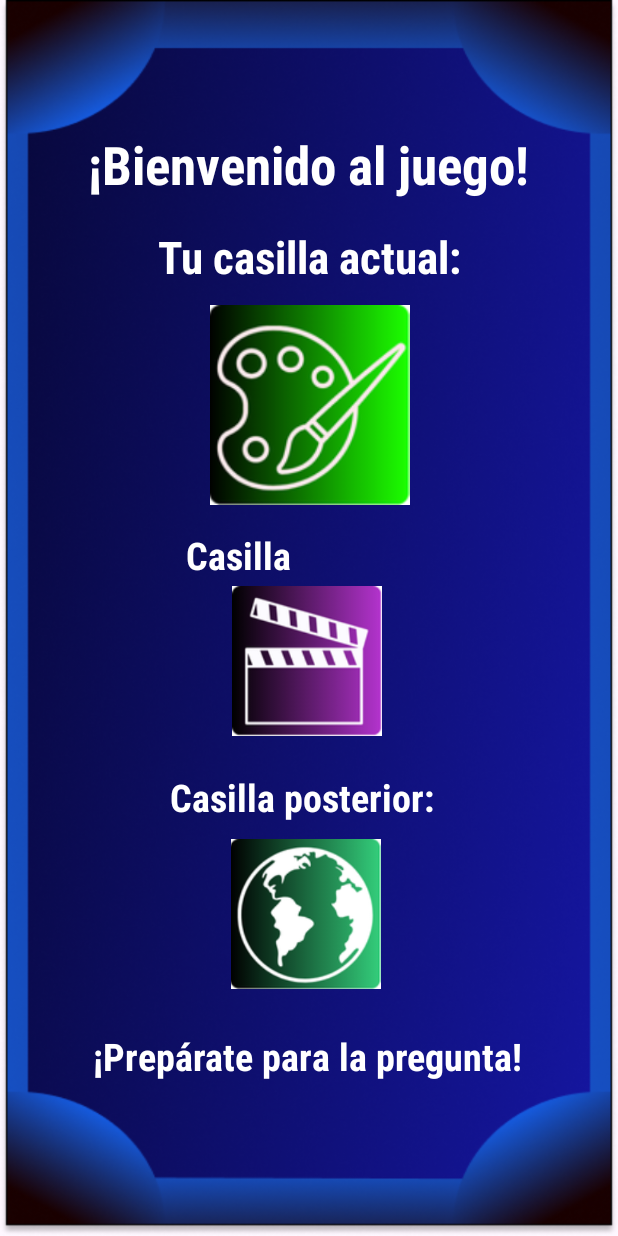
After one commit to mgs0077/QuizUpProject, an Android app: the layout juego_principal.xml on its own in the app's theme, with its tools: preview values and no code run, on a phone screen of 412 x 824 dp. The commit adds this screen. Run offline under Robolectric (Android 15) with nearby library versions, the phone set to English and light mode, and no system bars.

Commit message:
pantallas del juego

```diff
--- /dev/null
+++ b/app/src/main/res/layout/juego_principal.xml
@@ -0,0 +1,127 @@
+<?xml version="1.0" encoding="utf-8"?>
+<androidx.constraintlayout.widget.ConstraintLayout xmlns:android="http://schemas.android.com/apk/res/android"
+    xmlns:app="http://schemas.android.com/apk/res-auto"
+    xmlns:tools="http://schemas.android.com/tools"
+    android:layout_width="match_parent"
+    android:layout_height="match_parent"
+    android:background="@drawable/fondo_juegop">
+
+    <TextView
+        android:id="@+id/tv_bienvenido"
+        android:layout_width="wrap_content"
+        android:layout_height="wrap_content"
+        android:fontFamily="sans-serif-condensed"
+        android:text="@string/bienvenido_al_juego"
+        android:textColor="#FFFFFF"
+        android:textSize="35sp"
+        android:textStyle="bold"
+        app:layout_constraintBottom_toBottomOf="parent"
+        app:layout_constraintEnd_toEndOf="parent"
+        app:layout_constraintHorizontal_bias="0.495"
+        app:layout_constraintStart_toStartOf="parent"
+        app:layout_constraintTop_toTopOf="parent"
+        app:layout_constraintVertical_bias="0.111" />
+
+    <TextView
+        android:id="@+id/tv_casilla_actual"
+        android:layout_width="wrap_content"
+        android:layout_height="wrap_content"
+        android:fontFamily="sans-serif-condensed"
+        android:text="@string/tu_casilla_actual"
+        android:textColor="#FFFFFF"
+        android:textSize="30sp"
+        android:textStyle="bold"
+        app:layout_constraintBottom_toBottomOf="parent"
+        app:layout_constraintEnd_toEndOf="parent"
+        app:layout_constraintStart_toStartOf="parent"
+        app:layout_constraintTop_toTopOf="parent"
+        app:layout_constraintVertical_bias="0.192" />
+
+    <!-- Texto final -->
+
+    <ImageView
+        android:id="@+id/iv_casilla_actual"
+        android:layout_width="147dp"
+        android:layout_height="133dp"
+        android:contentDescription="@string/casilla_actual"
+        android:src="@drawable/casilla_arte"
+        app:layout_constraintBottom_toBottomOf="parent"
+        app:layout_constraintEnd_toEndOf="parent"
+        app:layout_constraintStart_toStartOf="parent"
+        app:layout_constraintTop_toTopOf="parent"
+        app:layout_constraintVertical_bias="0.294" />
+
+    <TextView
+        android:id="@+id/tv_casilla_anterior"
+        android:layout_width="163dp"
+        android:layout_height="32dp"
+        android:layout_marginStart="124dp"
+        android:fontFamily="sans-serif-condensed"
+        android:text="@string/casilla_anterior"
+        android:textColor="#FFFFFF"
+        android:textSize="25sp"
+        android:textStyle="bold"
+        app:layout_constraintBottom_toBottomOf="parent"
+        app:layout_constraintStart_toStartOf="parent"
+        app:layout_constraintTop_toTopOf="parent"
+        app:layout_constraintVertical_bias="0.445" />
+
+    <ImageView
+        android:id="@+id/iv_casilla_anterior"
+        android:layout_width="113dp"
+        android:layout_height="100dp"
+        android:contentDescription="@string/img_casilla_anterior"
+        android:src="@drawable/casilla_cine"
+        app:layout_constraintBottom_toBottomOf="parent"
+        app:layout_constraintEnd_toEndOf="parent"
+        app:layout_constraintHorizontal_bias="0.496"
+        app:layout_constraintStart_toStartOf="parent"
+        app:layout_constraintTop_toTopOf="parent"
+        app:layout_constraintVertical_bias="0.54" />
+
+    <TextView
+        android:id="@+id/tv_casilla_posterior"
+        android:layout_width="wrap_content"
+        android:layout_height="wrap_content"
+        android:fontFamily="sans-serif-condensed"
+        android:text="@string/casilla_posterior"
+        android:textColor="#FFFFFF"
+        android:textSize="25sp"
+        android:textStyle="bold"
+        app:layout_constraintBottom_toBottomOf="parent"
+        app:layout_constraintEnd_toEndOf="parent"
+        app:layout_constraintHorizontal_bias="0.481"
+        app:layout_constraintStart_toStartOf="parent"
+        app:layout_constraintTop_toTopOf="parent"
+        app:layout_constraintVertical_bias="0.651" />
+
+    <ImageView
+        android:id="@+id/iv_casilla_posterior"
+        android:layout_width="115dp"
+        android:layout_height="100dp"
+        android:contentDescription="@string/img_casilla_posterior"
+        android:src="@drawable/casilla_geografia"
+        app:layout_constraintBottom_toBottomOf="parent"
+        app:layout_constraintEnd_toEndOf="parent"
+        app:layout_constraintHorizontal_bias="0.493"
+        app:layout_constraintStart_toStartOf="parent"
+        app:layout_constraintTop_toTopOf="parent"
+        app:layout_constraintVertical_bias="0.773" />
+
+    <TextView
+        android:id="@+id/tv_preparacion"
+        android:layout_width="wrap_content"
+        android:layout_height="wrap_content"
+        android:fontFamily="sans-serif-condensed"
+        android:text="¡Prepárate para la pregunta!"
+        android:textColor="#FFFFFF"
+        android:textSize="25sp"
+        android:textStyle="bold"
+        app:layout_constraintBottom_toBottomOf="parent"
+        app:layout_constraintEnd_toEndOf="parent"
+        app:layout_constraintHorizontal_bias="0.496"
+        app:layout_constraintStart_toStartOf="parent"
+        app:layout_constraintTop_toTopOf="parent"
+        app:layout_constraintVertical_bias="0.87" />
+
+</androidx.constraintlayout.widget.ConstraintLayout>
--- a/app/src/main/res/values/strings.xml
+++ b/app/src/main/res/values/strings.xml
@@ -17,4 +17,16 @@
     <string name="esperando_a_que_inicie_el_juego">Esperando a que inicie el juego...</string>
     <string name="nombre_de_usuario">Nombre de usuario</string>
     <string name="introduce_tu_nombre_de_usuario">Introduce tu nombre de usuario</string>
+    <string name="bienvenido_al_juego">¡Bienvenido al juego!</string>
+    <string name="tu_casilla_actual">Tu casilla actual:</string>
+    <string name="casilla_actual">Casilla actual</string>
+    <string name="casilla_anterior">Casilla anterior:</string>
+    <string name="img_casilla_anterior">Casilla anterior</string>
+    <string name="casilla_posterior">Casilla posterior:</string>
+    <string name="img_casilla_posterior">Casilla posterior</string>
+    <string name="jugador1">Jugador1</string>
+    <string name="jugador2">Jugador2</string>
+    <string name="jugador3">Jugador3</string>
+    <string name="jugador4">Jugador4</string>
+    <string name="jugadores_en_la_sala">Jugadores en la sala:</string>
 </resources>
```
Also changed, not shown: app/src/main/res/layout/pregunta_angel.xml (added, +49 -0 lines), app/src/main/res/layout/sala_creador_turno.xml (added, +110 -0 lines), app/src/main/res/drawable/boton_iniciar.png (added), app/src/main/res/drawable/casilla_arte.png (added), app/src/main/res/drawable/casilla_cine.png (added), app/src/main/res/drawable/casilla_demonio_angel.png (added), app/src/main/res/drawable/casilla_geografia.png (added), app/src/main/res/drawable/casilla_historia.png (added), app/src/main/res/drawable/casilla_musica.png (added), app/src/main/res/drawable/fondo_juegop.png (added), app/src/main/res/drawable/foto_angel.png (added), app/src/main/res/drawable/pantalla_pregunta_angel.png (added).
